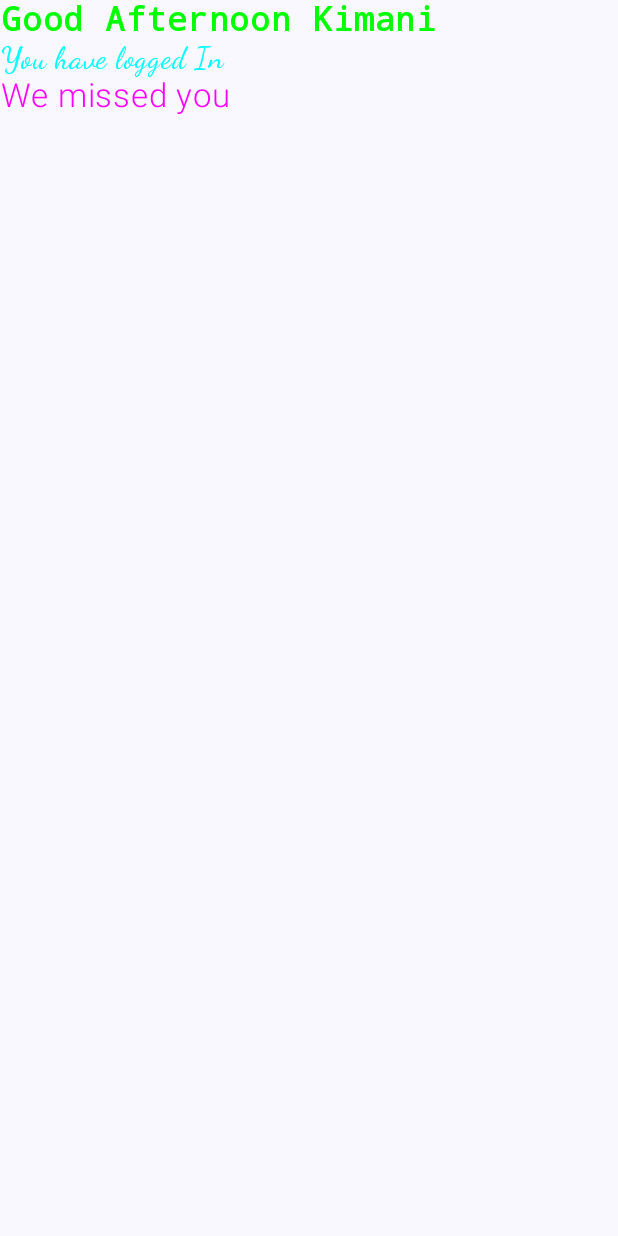
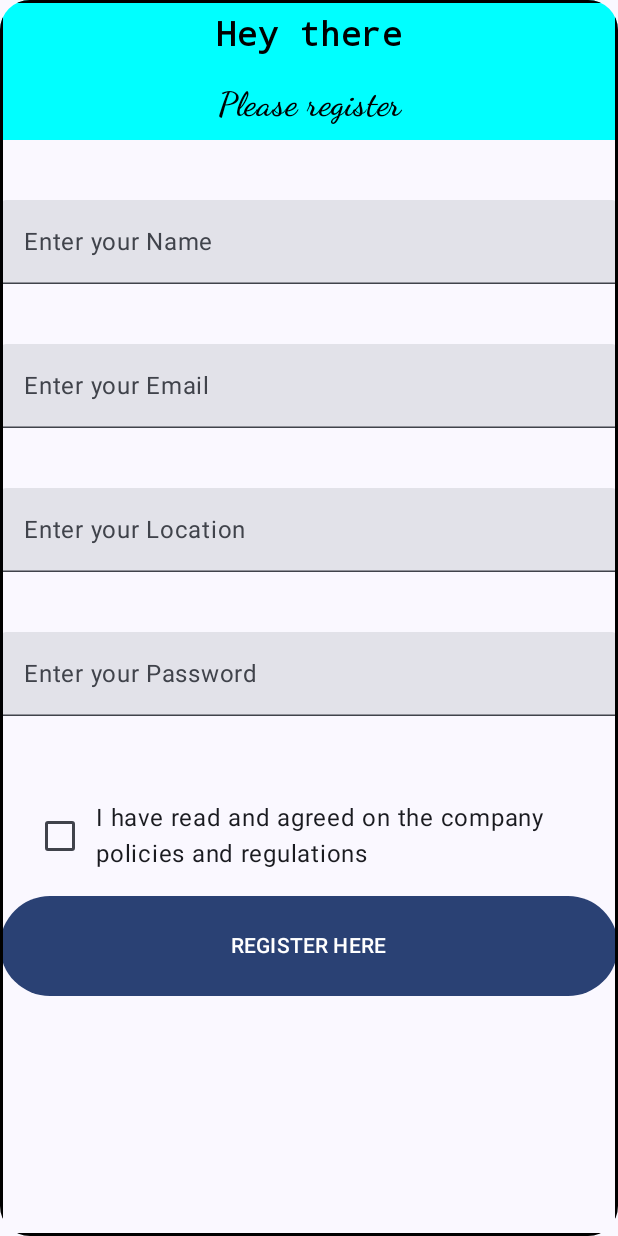
Before and after one commit to TrevorFidel/Android-, an Android app built with Jetpack Compose: the screen it shows after launch (MainActivity), on a phone screen of 412 x 824 dp. Run offline under Robolectric (Android 15) with nearby library versions, the phone set to English and light mode, and no system bars.

Commit message:
updated changes

```diff
--- a/app/src/main/java/com/example/androidprojectt/MainActivity.kt
+++ b/app/src/main/java/com/example/androidprojectt/MainActivity.kt
@@ -3,19 +3,41 @@ package com.example.androidprojectt
 import android.os.Bundle
 import androidx.activity.ComponentActivity
 import androidx.activity.compose.setContent
+import androidx.compose.foundation.background
+import androidx.compose.foundation.border
 import androidx.compose.foundation.layout.Column
+import androidx.compose.foundation.layout.Row
+import androidx.compose.foundation.layout.Spacer
 import androidx.compose.foundation.layout.fillMaxSize
+import androidx.compose.foundation.layout.fillMaxWidth
+import androidx.compose.foundation.layout.height
+import androidx.compose.foundation.layout.heightIn
+import androidx.compose.foundation.layout.padding
+import androidx.compose.foundation.layout.wrapContentWidth
+import androidx.compose.foundation.shape.RoundedCornerShape
+import androidx.compose.material3.Button
+import androidx.compose.material3.Checkbox
 import androidx.compose.material3.MaterialTheme
 import androidx.compose.material3.Surface
 import androidx.compose.material3.Text
+import androidx.compose.material3.TextField
 import androidx.compose.runtime.Composable
+import androidx.compose.runtime.getValue
+import androidx.compose.runtime.mutableStateOf
+import androidx.compose.runtime.remember
+import androidx.compose.runtime.setValue
+import androidx.compose.ui.Alignment
 import androidx.compose.ui.Modifier
+import androidx.compose.ui.draw.clip
 import androidx.compose.ui.graphics.Color
+import androidx.compose.ui.modifier.modifierLocalMapOf
 import androidx.compose.ui.text.font.FontFamily
 import androidx.compose.ui.text.font.FontWeight
+import androidx.compose.ui.text.style.LineHeightStyle
 import androidx.compose.ui.text.style.TextAlign
 import androidx.compose.ui.tooling.preview.Preview
 import androidx.compose.ui.unit.TextUnit
+import androidx.compose.ui.unit.dp
 import androidx.compose.ui.unit.sp
 import com.example.androidprojectt.ui.theme.AndroidProjectTTheme
 
@@ -26,30 +48,51 @@ class MainActivity : ComponentActivity() {
             AndroidProjectTTheme {
                 // A surface container using the 'background' color from the theme
                 Surface(
-                    modifier = Modifier.fillMaxSize(),
+                    modifier = Modifier
+                        .background(color = Color.Cyan)
+                        .fillMaxSize(),
                     color = MaterialTheme.colorScheme.background
                 ) {
 //                    HelloClient("Fidel")
 //                    SecondLine()
 //                    ThirdLine()
-                    Column {
-                        TextComponent(value = "Good Afternoon Kimani",          22.sp,
-                            Color.Green,
+                    Column(modifier = (Modifier
+                        .clip(shape = RoundedCornerShape(20.dp))
+                        .border(width = 2.dp, color = Color.Black))) {
+                        TextComponent(value = "Hey there",
+                            22.sp,
+                            Color.Black,
                             FontFamily.Monospace,
                             FontWeight.Bold,
                             TextAlign.Center)
-                        TextComponent(value = "You have logged In",
-                            20.sp,
-                            Color.Cyan,
+                        TextComponent(value = "Please register",
+                            22.sp,
+                            Color.Black,
                             FontFamily.Cursive,
-                            FontWeight.W200,
+                            FontWeight.Bold,
                             TextAlign.Center)
-                        TextComponent(value = "We missed you",
-                            22.sp,
-                            Color.Magenta,
-                            FontFamily.SansSerif,
-                            FontWeight.W300,
-                            TextAlign.Center)
+//                        TextComponent(value = "We missed you",
+//                            22.sp,
+//                            Color.Magenta,
+//                            FontFamily.SansSerif,
+//                            FontWeight.W300,
+//                            TextAlign.Center)
+                        Spacer(modifier = Modifier.height(40.dp))
+                        TextFieldComponent("Enter your Name")
+                        Spacer(modifier = Modifier.height(40.dp))
+                        TextFieldComponent("Enter your Email")
+                        Spacer(modifier = Modifier.height(40.dp))
+                        TextFieldComponent("Enter your Location")
+                        Spacer(modifier = Modifier.height(40.dp))
+                        TextFieldComponent("Enter your Password")
+                        Spacer(modifier = Modifier.height(40.dp))
+                        CheckboxComponent(value ="I have read and agreed on the company policies and regulations")
+                        Button(onClick = { /*TODO*/ },
+                            modifier= Modifier.fillMaxWidth()) {
+                            Text( modifier = Modifier.padding(15.dp),
+                                text = "REGISTER HERE")
+                        }
+                        Spacer(modifier = Modifier.height(40.dp))
                     }
 
                 }
@@ -70,28 +113,41 @@ fun HelloClient(name: String){
 @Preview(showBackground = true, showSystemUi = true)
 @Composable
 fun HelloClientPreview(){
-    Column {
+    Column(modifier = (Modifier
+        .clip(shape = RoundedCornerShape(20.dp))
+        .border(width = 2.dp, color = Color.Black))) {
 //        HelloClient("Fidel")
 //        SecondLine()
 //        ThirdLine()
-        TextComponent(value = "Good Afternoon Kimani",
+        TextComponent(value = "Hey there",
             22.sp,
-            Color.Green,
+            Color.Black,
             FontFamily.Monospace,
             FontWeight.Bold,
             TextAlign.Center)
-        TextComponent(value = "You have logged In",
-            20.sp,
-            Color.Cyan,
+        TextComponent(value = "Please register",
+            22.sp,
+            Color.DarkGray,
             FontFamily.Cursive,
-            FontWeight.W200,
+            FontWeight.Bold,
             TextAlign.Center)
-        TextComponent(value = "We missed you",
-            22.sp,
-            Color.Magenta,
-            FontFamily.SansSerif,
-            FontWeight.W300,
-            TextAlign.Center)
+        Spacer(modifier = Modifier.height(40.dp))
+        TextFieldComponent("Enter your Name")
+        Spacer(modifier = Modifier.height(40.dp))
+        TextFieldComponent("Enter your Email")
+        Spacer(modifier = Modifier.height(40.dp))
+        TextFieldComponent("Enter your Location")
+        Spacer(modifier = Modifier.height(40.dp))
+        TextFieldComponent("Enter your Password")
+        Spacer(modifier = Modifier.height(50.dp))
+        CheckboxComponent(value ="I have read and agreed on the company policies and regulations")
+        Button(onClick = { /*TODO*/ },
+            modifier = Modifier.fillMaxWidth()) {
+            Text( modifier = Modifier.padding(15.dp),
+                text = "REGISTER HERE")
+        }
+        Spacer(modifier = Modifier.height(40.dp))
+
     }
 }
 
@@ -112,7 +168,12 @@ fun TextComponent(value: String,
                   textAlignValue: TextAlign,
 
                  ){
-    Text(text = value,
+    Text(modifier = Modifier
+        .background(Color.Cyan)
+        .padding(10.dp)
+        .fillMaxWidth()
+        .wrapContentWidth(),
+        text = value,
         fontSize = size,
         color = colorValue,
         fontFamily = fontFamilyValue,
@@ -123,3 +184,32 @@ fun TextComponent(value: String,
     )
 
 }
+@Composable
+fun TextFieldComponent(mylabel:String){
+    var text by remember{ mutableStateOf(value = "") }
+    TextField(modifier = Modifier.fillMaxWidth(),
+        value = text, onValueChange ={
+        newText -> text = newText},
+        label = { TextFieldLabels(value = mylabel)})
+}
+@Composable
+fun TextFieldLabels(value: String){
+    Text(text = value)
+}
+@Composable
+fun CheckboxComponent(value: String){
+    Row (modifier = Modifier
+        .fillMaxWidth()
+        .heightIn(56.dp)
+        .padding(16.dp),
+        verticalAlignment = Alignment.CenterVertically
+        ){
+        val checkedState = remember {
+            mutableStateOf(value = false)
+        }
+        Checkbox(checked = checkedState.value, onCheckedChange ={
+
+        } )
+        TextFieldLabels(value = value)
+    }
+}
```
